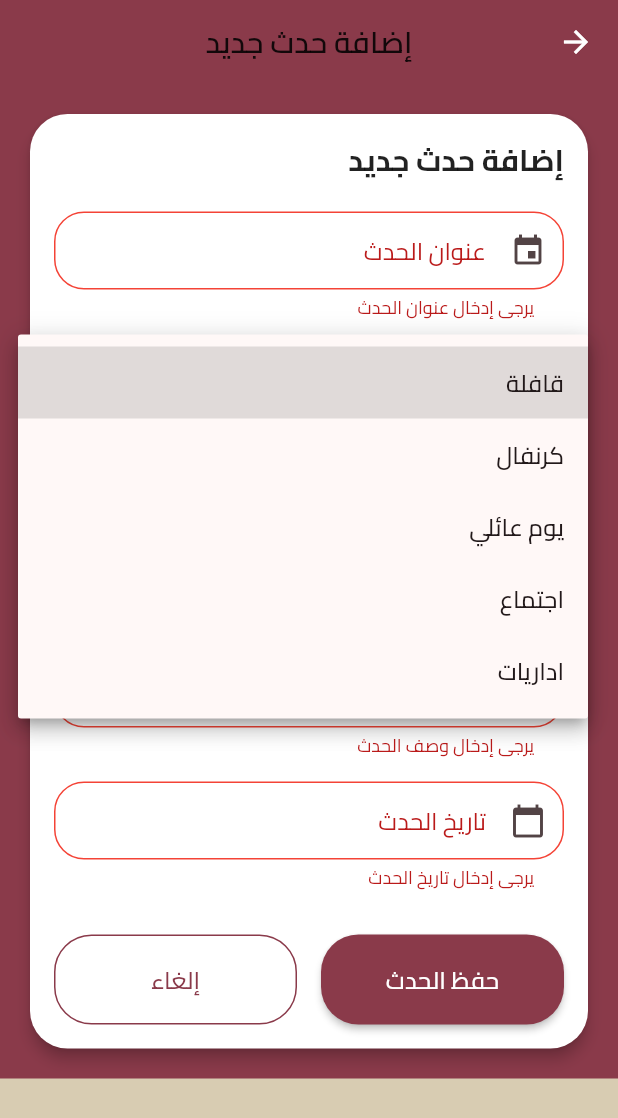
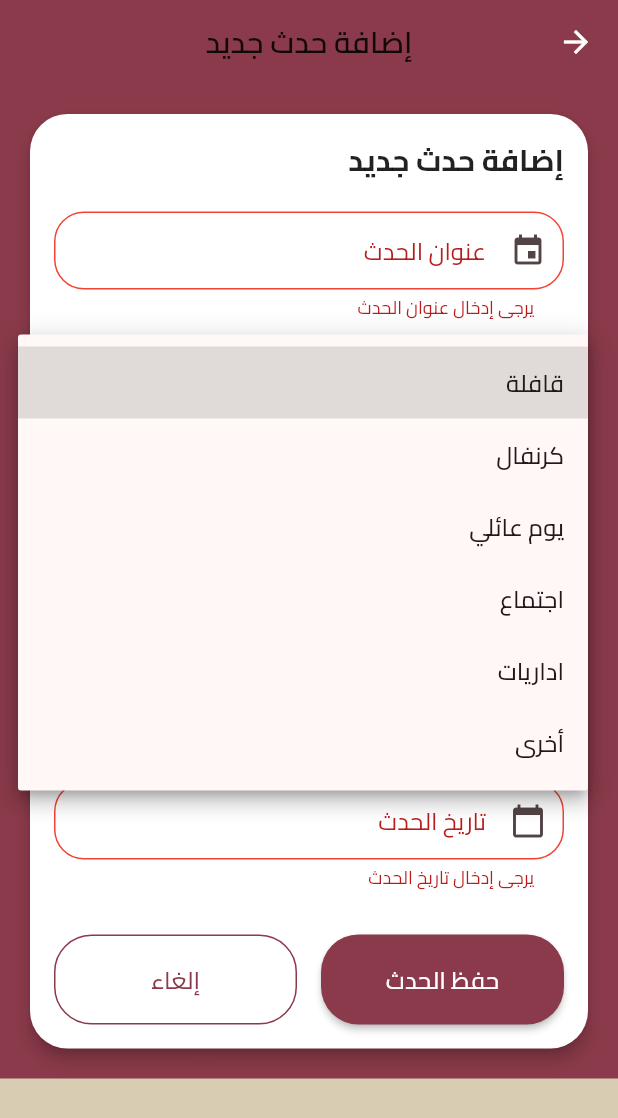
Before and after one commit to poula00saber/resala_app, a Flutter app: the CreateEventScreen screen opened directly, after a tap on "حفظ الحدث", after a tap on "قافلة", on a phone screen of 412 x 824 dp. Shown: the top 1118 px of the screen. Run offline on Flutter 3.47's test engine with Material 3 defaults, Android fonts, the light colour scheme and no system bars; our stand-ins replace cloud_firestore, firebase_core, firebase_storage, font_awesome_flutter, image_picker; accounts and stored records are empty.

Commit message:
adding type of committee to creating event

```diff
--- a/lib/data/models/event_model.dart
+++ b/lib/data/models/event_model.dart
@@ -1,5 +1,6 @@
 // ============================================
 // FILE: lib/data/models/event_model.dart
+// UPDATED: Added committeeId and committeeName fields
 // ============================================
 
 import 'package:cloud_firestore/cloud_firestore.dart';
@@ -15,6 +16,8 @@ class EventModel extends Event {
     super.location,
     super.meetingPlace,
     super.administrativeType,
+    super.committeeId, // NEW
+    super.committeeName, // NEW
     required super.volunteerIds,
     required super.createdAt,
     required super.updatedAt,
@@ -32,6 +35,8 @@ class EventModel extends Event {
       location: data['location'],
       meetingPlace: data['meetingPlace'],
       administrativeType: data['administrativeType'],
+      committeeId: data['committeeId'], // NEW
+      committeeName: data['committeeName'], // NEW
       volunteerIds: List<String>.from(data['volunteerIds'] ?? []),
       createdAt: (data['createdAt'] as Timestamp).toDate(),
       updatedAt: (data['updatedAt'] as Timestamp).toDate(),
@@ -48,6 +53,8 @@ class EventModel extends Event {
       'location': location,
       'meetingPlace': meetingPlace,
       'administrativeType': administrativeType,
+      'committeeId': committeeId, // NEW
+      'committeeName': committeeName, // NEW
       'volunteerIds': volunteerIds,
       'createdAt': Timestamp.fromDate(createdAt),
       'updatedAt': Timestamp.now(),
--- a/lib/domain/entities/event.dart
+++ b/lib/domain/entities/event.dart
@@ -11,6 +11,8 @@ class Event {
   final String? location;
   final String? meetingPlace;
   final String? administrativeType;
+    final String? committeeId; // NEW
+  final String? committeeName; // NEW
   final List<String> volunteerIds;
   final DateTime createdAt;
   final DateTime updatedAt;
@@ -24,6 +26,8 @@ class Event {
     this.location,
     this.meetingPlace,
     this.administrativeType,
+    this.committeeId, // NEW
+    this.committeeName, // NEW
     required this.volunteerIds,
     required this.createdAt,
     required this.updatedAt,
--- a/lib/presentation/providers/event_provider.dart
+++ b/lib/presentation/providers/event_provider.dart
@@ -92,6 +92,8 @@ class EventProvider with ChangeNotifier {
     String? location,
     String? meetingPlace,
     String? administrativeType,
+    String? committeeId, // ADD THIS
+    String? committeeName, // ADD THIS
   }) async {
     _isLoading = true;
     _error = null;
@@ -107,6 +109,8 @@ class EventProvider with ChangeNotifier {
         location: location,
         meetingPlace: meetingPlace,
         administrativeType: administrativeType,
+        committeeId: committeeId, // ADD THIS
+        committeeName: committeeName, // ADD THIS
         volunteerIds: [],
         createdAt: DateTime.now(),
         updatedAt: DateTime.now(),
--- a/lib/presentation/screens/events/create_event_screen.dart
+++ b/lib/presentation/screens/events/create_event_screen.dart
@@ -1,10 +1,12 @@
 // ============================================
 // FILE: lib/presentation/screens/events/create_event_screen.dart
+// UPDATED: Always show location, add "أخرى" option, committee selection
 // ============================================
 
 import 'package:flutter/material.dart';
 import 'package:provider/provider.dart';
 import '../../providers/event_provider.dart';
+import '../../providers/committee_provider.dart'; // ADD THIS IMPORT
 import '../../themes/app_theme.dart';
 import '../../../core/constants/firebase_constants.dart';
 import '../../../core/utils/validators.dart';
@@ -22,17 +24,23 @@ class _CreateEventScreenState extends State<CreateEventScreen> {
   final TextEditingController _descriptionController = TextEditingController();
   final TextEditingController _locationController = TextEditingController();
   final TextEditingController _dateController = TextEditingController();
+  final TextEditingController _customEventTypeController =
+      TextEditingController(); // NEW
 
   String _selectedType = FirebaseConstants.typeQafela;
   String? _selectedMeetingPlace;
   String? _selectedAdministrativeType;
+  String? _selectedCommitteeId; // NEW
+  List<dynamic> _committees = []; // NEW
 
+  // UPDATED: Added "أخرى" (Other) option
   final List<String> _eventTypes = [
     FirebaseConstants.typeQafela,
     FirebaseConstants.typeKarnafal,
     FirebaseConstants.typeFamilyDay,
     FirebaseConstants.typeMeeting,
     FirebaseConstants.typeAdministrative,
+    'أخرى', // NEW: Other option
   ];
 
   final List<String> _meetingPlaces = [
@@ -42,11 +50,27 @@ class _CreateEventScreenState extends State<CreateEventScreen> {
   ];
 
   bool _isLoading = false;
+  bool _showCustomEventTypeField = false; // NEW
+  bool _showCommitteeSelection = false; // NEW
 
+  @override
+  void initState() {
+    super.initState();
+    _loadCommittees(); // NEW: Load committees
+  }
+
+  // NEW: Load committees
+  Future<void> _loadCommittees() async {
+    final committeeProvider = Provider.of<CommitteeProvider>(
+      context,
+      listen: false,
+    );
+    _committees = committeeProvider.committees;
+  }
+
+  // UPDATED: Location is always required
   bool _needsLocation() {
-    return _selectedType == FirebaseConstants.typeQafela ||
-        _selectedType == FirebaseConstants.typeKarnafal ||
-        _selectedType == FirebaseConstants.typeFamilyDay;
+    return true; // Always show location
   }
 
   bool _needsMeetingPlace() {
@@ -55,6 +79,17 @@ class _CreateEventScreenState extends State<CreateEventScreen> {
 
   bool _needsAdministrativeType() {
     return _selectedType == FirebaseConstants.typeAdministrative;
+  }
+
+  // NEW: Check if custom event type field should be shown
+  bool _isCustomEventType() {
+    return _selectedType == 'أخرى';
+  }
+
+  // NEW: Check if committee selection should be shown
+  bool _isCommitteeMeeting() {
+    return _selectedType == FirebaseConstants.typeAdministrative &&
+        _selectedAdministrativeType == 'اجتماع لجنة';
   }
 
   Future<void> _selectDate() async {
@@ -75,20 +110,68 @@ class _CreateEventScreenState extends State<CreateEventScreen> {
   Future<void> _createEvent() async {
     if (!_formKey.currentState!.validate()) return;
 
+    // Validate location for all event types
+    if (_locationController.text.isEmpty) {
+      ScaffoldMessenger.of(context).showSnackBar(
+        const SnackBar(
+          content: Text('يرجى إدخال المكان'),
+          backgroundColor: Colors.red,
+        ),
+      );
+      return;
+    }
+
     setState(() => _isLoading = true);
 
     final eventProvider = Provider.of<EventProvider>(context, listen: false);
 
+    // Determine final event type
+    final String finalEventType;
+    if (_isCustomEventType()) {
+      finalEventType = _customEventTypeController.text.trim();
+      if (finalEventType.isEmpty) {
+        setState(() => _isLoading = false);
+        ScaffoldMessenger.of(context).showSnackBar(
+          const SnackBar(
+            content: Text('يرجى إدخال نوع الحدث'),
+            backgroundColor: Colors.red,
+          ),
+        );
+        return;
+      }
+    } else {
+      finalEventType = _selectedType;
+    }
+
+    // Prepare committee data if selected
+    final Map<String, dynamic>? committeeData;
+    if (_isCommitteeMeeting() && _selectedCommitteeId != null) {
+      final selectedCommittee = _committees.firstWhere(
+        (committee) => committee.id == _selectedCommitteeId,
+        orElse: () => null,
+      );
+      committeeData = selectedCommittee != null
+          ? {
+              'committeeId': selectedCommittee.id,
+              'committeeName': selectedCommittee.name,
+            }
+          : null;
+    } else {
+      committeeData = null;
+    }
+
     final eventId = await eventProvider.createEvent(
       title: _titleController.text,
-      type: _selectedType,
+      type: finalEventType,
       date: _dateController.text,
       description: _descriptionController.text,
-      location: _needsLocation() ? _locationController.text : null,
+      location: _locationController.text, // Always required
       meetingPlace: _needsMeetingPlace() ? _selectedMeetingPlace : null,
       administrativeType: _needsAdministrativeType()
           ? _selectedAdministrativeType
           : null,
+      committeeId: committeeData?['committeeId'], // NEW
+      committeeName: committeeData?['committeeName'], // NEW
     );
 
     setState(() => _isLoading = false);
@@ -96,13 +179,19 @@ class _CreateEventScreenState extends State<CreateEventScreen> {
     if (mounted) {
       if (eventId != null) {
         Navigator.pop(context);
-        ScaffoldMessenger.of(
-          context,
-        ).showSnackBar(const SnackBar(content: Text('تم إضافة الحدث بنجاح')));
+        ScaffoldMessenger.of(context).showSnackBar(
+          const SnackBar(
+            content: Text('تم إضافة الحدث بنجاح'),
+            backgroundColor: Colors.green,
+          ),
+        );
       } else {
-        ScaffoldMessenger.of(
-          context,
-        ).showSnackBar(const SnackBar(content: Text('فشل إضافة الحدث')));
+        ScaffoldMessenger.of(context).showSnackBar(
+          const SnackBar(
+            content: Text('فشل إضافة الحدث'),
+            backgroundColor: Colors.red,
+          ),
+        );
       }
     }
   }
@@ -167,28 +256,47 @@ class _CreateEventScreenState extends State<CreateEventScreen> {
                         onChanged: (String? newValue) {
                           setState(() {
                             _selectedType = newValue!;
-                            _locationController.clear();
                             _selectedMeetingPlace = null;
                             _selectedAdministrativeType = null;
+                            _selectedCommitteeId = null;
+                            _customEventTypeController.clear();
+                            _showCustomEventTypeField = _isCustomEventType();
+                            _showCommitteeSelection = _isCommitteeMeeting();
                           });
                         },
                       ),
                       const SizedBox(height: 16),
 
-                      // Conditional: Location
-                      if (_needsLocation()) ...[
+                      // Custom Event Type Field (when "أخرى" is selected)
+                      if (_showCustomEventTypeField) ...[
                         TextFormField(
-                          controller: _locationController,
+                          controller: _customEventTypeController,
                           decoration: const InputDecoration(
-                            labelText: 'المكان',
+                            labelText: 'اكتب نوع الحدث',
+                            hintText: 'مثال: ندوة، معسكر، ...',
                             border: OutlineInputBorder(),
-                            prefixIcon: Icon(Icons.location_on),
+                            prefixIcon: Icon(Icons.edit),
                           ),
-                          validator: (value) =>
-                              Validators.validateRequired(value, 'المكان'),
+                          validator: (value) => _isCustomEventType()
+                              ? Validators.validateRequired(value, 'نوع الحدث')
+                              : null,
                         ),
                         const SizedBox(height: 16),
                       ],
+
+                      // Location Field (ALWAYS VISIBLE)
+                      TextFormField(
+                        controller: _locationController,
+                        decoration: const InputDecoration(
+                          labelText: 'المكان',
+                          hintText: 'أدخل مكان الحدث',
+                          border: OutlineInputBorder(),
+                          prefixIcon: Icon(Icons.location_on),
+                        ),
+                        validator: (value) =>
+                            Validators.validateRequired(value, 'المكان'),
+                      ),
+                      const SizedBox(height: 16),
 
                       // Conditional: Meeting Place
                       if (_needsMeetingPlace()) ...[
@@ -238,6 +346,8 @@ class _CreateEventScreenState extends State<CreateEventScreen> {
                           onChanged: (String? newValue) {
                             setState(() {
                               _selectedAdministrativeType = newValue;
+                              _selectedCommitteeId = null;
+                              _showCommitteeSelection = _isCommitteeMeeting();
                             });
                           },
                           validator: (value) => Validators.validateRequired(
@@ -246,6 +356,33 @@ class _CreateEventScreenState extends State<CreateEventScreen> {
                           ),
                         ),
                         const SizedBox(height: 16),
+
+                        // Committee Selection (when "اجتماع لجنة" is selected)
+                        if (_showCommitteeSelection) ...[
+                          DropdownButtonFormField<String>(
+                            value: _selectedCommitteeId,
+                            decoration: const InputDecoration(
+                              labelText: 'اختر اللجنة',
+                              border: OutlineInputBorder(),
+                              prefixIcon: Icon(Icons.groups),
+                            ),
+                            items: _committees.map((committee) {
+                              return DropdownMenuItem<String>(
+                                value: committee.id,
+                                child: Text(committee.name ?? 'بدون اسم'),
+                              );
+                            }).toList(),
+                            onChanged: (String? newValue) {
+                              setState(() {
+                                _selectedCommitteeId = newValue;
+                              });
+                            },
+                            validator: (value) => _isCommitteeMeeting()
+                                ? Validators.validateRequired(value, 'اللجنة')
+                                : null,
+                          ),
+                          const SizedBox(height: 16),
+                        ],
                       ],
 
                       // Description
@@ -335,6 +472,7 @@ class _CreateEventScreenState extends State<CreateEventScreen> {
     _descriptionController.dispose();
     _locationController.dispose();
     _dateController.dispose();
+    _customEventTypeController.dispose();
     super.dispose();
   }
 }
```
